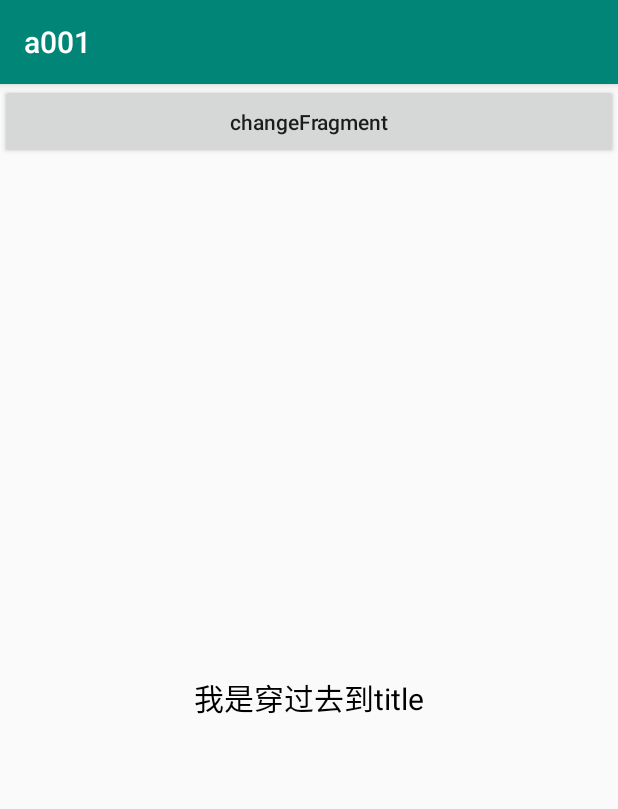
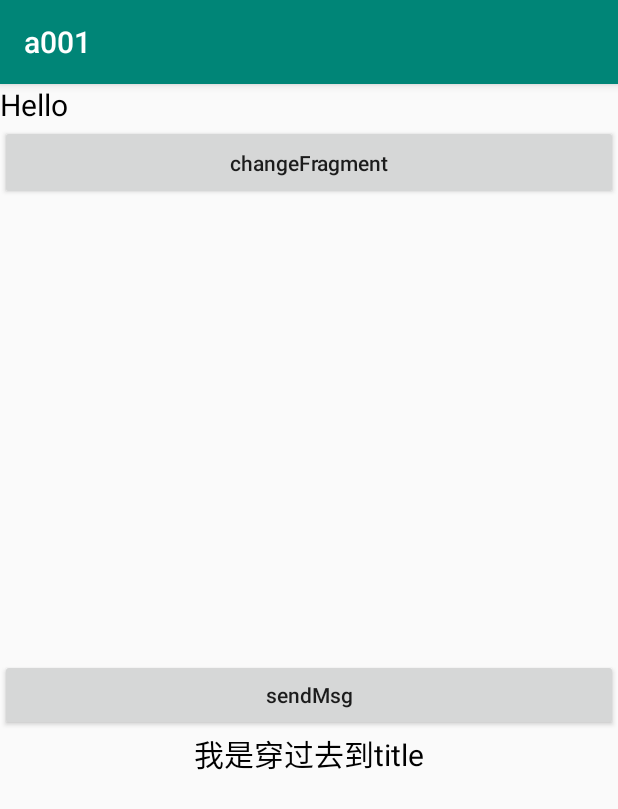
Before and after one commit to chemoontheshy/android, an Android app: the AFragment screen opened directly, with no data from a screen before it, on a phone screen of 412 x 824 dp. Shown: the top 809 px of the screen. Run offline under Robolectric (Android 15) with nearby library versions, the phone set to English and light mode, and no system bars.

Commit message:
20200914

```diff
--- a/001/app/src/main/java/com/qchenmo/a001/fragment/AFragment.java
+++ b/001/app/src/main/java/com/qchenmo/a001/fragment/AFragment.java
@@ -6,6 +6,7 @@ import android.os.Bundle;
 import android.view.LayoutInflater;
 import android.view.View;
 import android.view.ViewGroup;
+import android.widget.Button;
 import android.widget.TextView;
 
 import com.qchenmo.a001.R;
@@ -21,6 +22,10 @@ public class AFragment extends Fragment {
 
     private Activity mActivity;
 
+    private Button btn_sendMsg;
+
+    private IOonMessageClick listener;
+
     //传递参数
     public static AFragment newInstance(String title) {
         AFragment fragment = new AFragment();
@@ -28,6 +33,10 @@ public class AFragment extends Fragment {
         bundle.putString("title", title);
         fragment.setArguments(bundle);
         return fragment;
+    }
+
+    public interface IOonMessageClick {
+        void onClick(String string);
     }
 
     @Nullable
@@ -43,6 +52,14 @@ public class AFragment extends Fragment {
         super.onViewCreated(view, savedInstanceState);
 
         mTvAFragment = view.findViewById(R.id.tv_AFragment);
+        btn_sendMsg = view.findViewById(R.id.sendMsg);
+        btn_sendMsg.setOnClickListener(new View.OnClickListener() {
+            @Override
+            public void onClick(View v) {
+                //((ContainerActivity)getActivity()).SetData("来自AFragment");
+                listener.onClick("来自AFragment的你好");
+            }
+        });
         if (getArguments() != null) {
             String string = getArguments().getString("title");
             mTvAFragment.setText(string);
@@ -57,6 +74,13 @@ public class AFragment extends Fragment {
     @Override
     public void onAttach(Context context) {
         super.onAttach(context);
+        try {
+            listener = (IOonMessageClick) context;
+        }catch (ClassCastException e){
+            throw new ClassCastException("Activity 必须实现 IOMessageClick接口");
+
+        }
+
 
     }
 
--- a/001/app/src/main/java/com/qchenmo/a001/fragment/ContainerActivity.java
+++ b/001/app/src/main/java/com/qchenmo/a001/fragment/ContainerActivity.java
@@ -5,15 +5,17 @@ import androidx.appcompat.app.AppCompatActivity;
 import android.os.Bundle;
 import android.view.View;
 import android.widget.Button;
+import android.widget.TextView;
 
 import com.qchenmo.a001.R;
 
-public class ContainerActivity extends AppCompatActivity {
+public class ContainerActivity extends AppCompatActivity implements AFragment.IOonMessageClick {
 
     //实例化
     private AFragment aFragment;
     private BFragment bFragment;
     private Button btnChange;
+    private TextView tv_getToMsg;
 
     @Override
     protected void onCreate(Bundle savedInstanceState) {
@@ -38,5 +40,15 @@ public class ContainerActivity extends AppCompatActivity {
 
     private void FindViewByIdClass() {
         btnChange = findViewById(R.id.btn_change_Fragment);
+        tv_getToMsg = findViewById(R.id.getToMsg);
+    }
+
+    public void SetData(String text ){
+        tv_getToMsg.setText(text);
+    }
+
+    @Override
+    public void onClick(String string) {
+        tv_getToMsg.setText(string);
     }
 }
--- a/001/app/src/main/res/layout/activity_container.xml
+++ b/001/app/src/main/res/layout/activity_container.xml
@@ -5,12 +5,21 @@
     android:layout_height="match_parent"
     tools:context=".fragment.ContainerActivity">
 
+
+    <TextView
+        android:id="@+id/getToMsg"
+        android:layout_width="wrap_content"
+        android:layout_height="wrap_content"
+        android:textColor="@color/dividerBlock"
+        android:textSize="20sp"
+        android:text="@string/Hello" />
     <Button
         android:id="@+id/btn_change_Fragment"
         android:layout_width="match_parent"
         android:layout_height="50dp"
         android:text="@string/changeFragment"
-        android:textAllCaps="false" />
+        android:textAllCaps="false"
+        android:layout_below="@id/getToMsg"/>
 
     <FrameLayout
         android:id="@+id/fl_container"
--- a/001/app/src/main/res/layout/fragment_a.xml
+++ b/001/app/src/main/res/layout/fragment_a.xml
@@ -5,6 +5,12 @@
     android:orientation="vertical"
     android:gravity="center">
 
+    <Button
+        android:id="@+id/sendMsg"
+        android:layout_width="match_parent"
+        android:layout_height="wrap_content"
+        android:text="@string/sendMsg"
+        android:textAllCaps="false" />
     <TextView
         android:id="@+id/tv_AFragment"
         android:layout_width="match_parent"
--- a/001/app/src/main/res/values/strings.xml
+++ b/001/app/src/main/res/values/strings.xml
@@ -83,4 +83,6 @@
     <string name="BFragment">BFragment</string>
     <string name="Fragment">Fragment</string>
     <string name="changeFragment">changeFragment</string>
+    <string name="sendMesg">sendMsg</string>
+    <string name="sendMsg">sendMsg</string>
 </resources>
```
